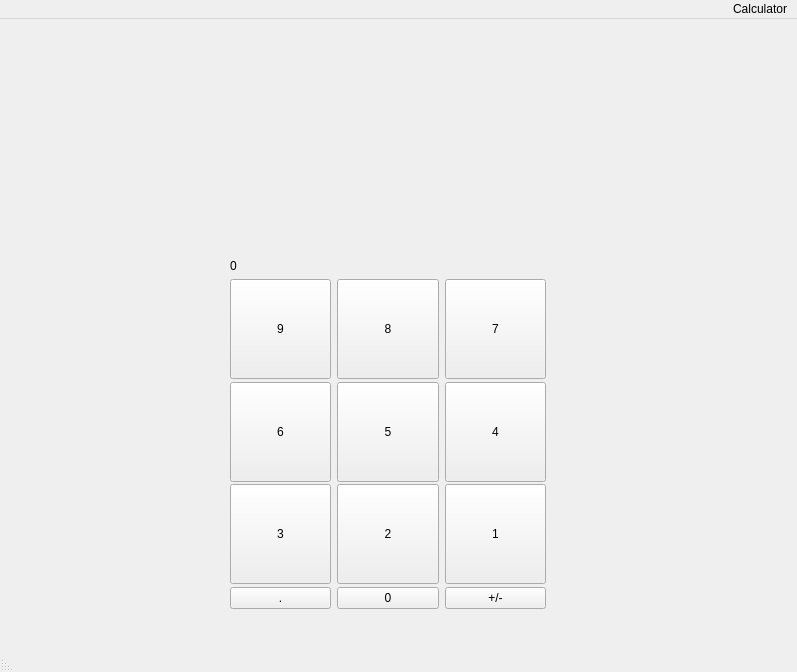
Before: the Qt Designer form UI/calculator.ui in m1n1tea/forth_semester, drawn with Qt 5.
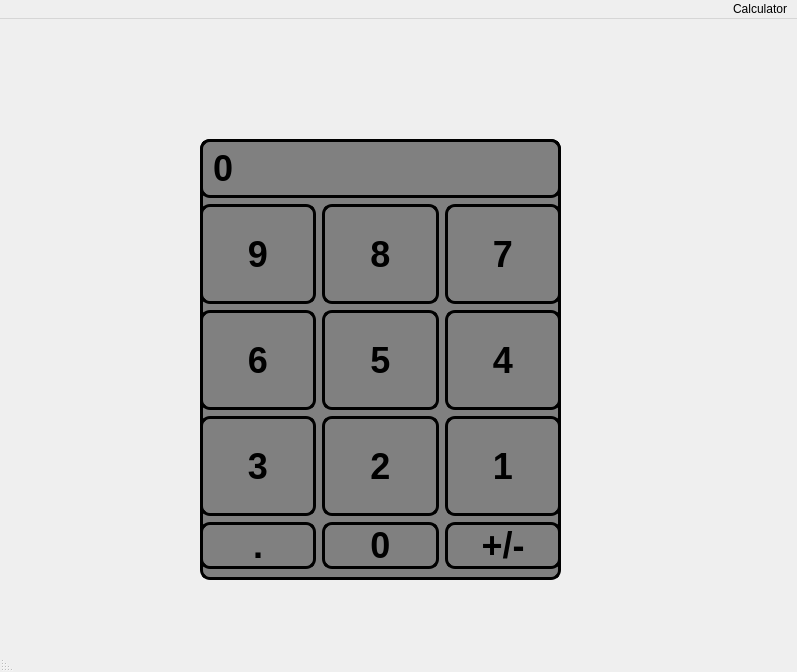
After: the same form once the commit is applied.

The edit to the form file:
```diff
--- a/UI/calculator.ui
+++ b/UI/calculator.ui
@@ -20,10 +20,10 @@
    <widget class="QWidget" name="gridWidget" native="true">
     <property name="geometry">
      <rect>
-      <x>230</x>
-      <y>240</y>
-      <width>316</width>
-      <height>361</height>
+      <x>200</x>
+      <y>120</y>
+      <width>361</width>
+      <height>441</height>
      </rect>
     </property>
     <property name="sizePolicy">
@@ -32,6 +32,14 @@
       <verstretch>0</verstretch>
      </sizepolicy>
     </property>
+    <property name="styleSheet">
+     <string notr="true">     background-color: gray;
+     border-style: outset;
+     border-width: 3px;
+     border-radius: 10px;
+     border-color: black;
+     font: bold 36px;</string>
+    </property>
     <layout class="QGridLayout" name="buttonLayout">
      <property name="bottomMargin">
       <number>11</number>
@@ -206,10 +214,13 @@
        </property>
        <property name="minimumSize">
         <size>
-         <width>100</width>
+         <width>0</width>
          <height>100</height>
         </size>
        </property>
+       <property name="styleSheet">
+        <string notr="true"/>
+       </property>
        <property name="text">
         <string>7</string>
        </property>
```
Left out of the diff: 168 changed lines with no effect on the pictures.
